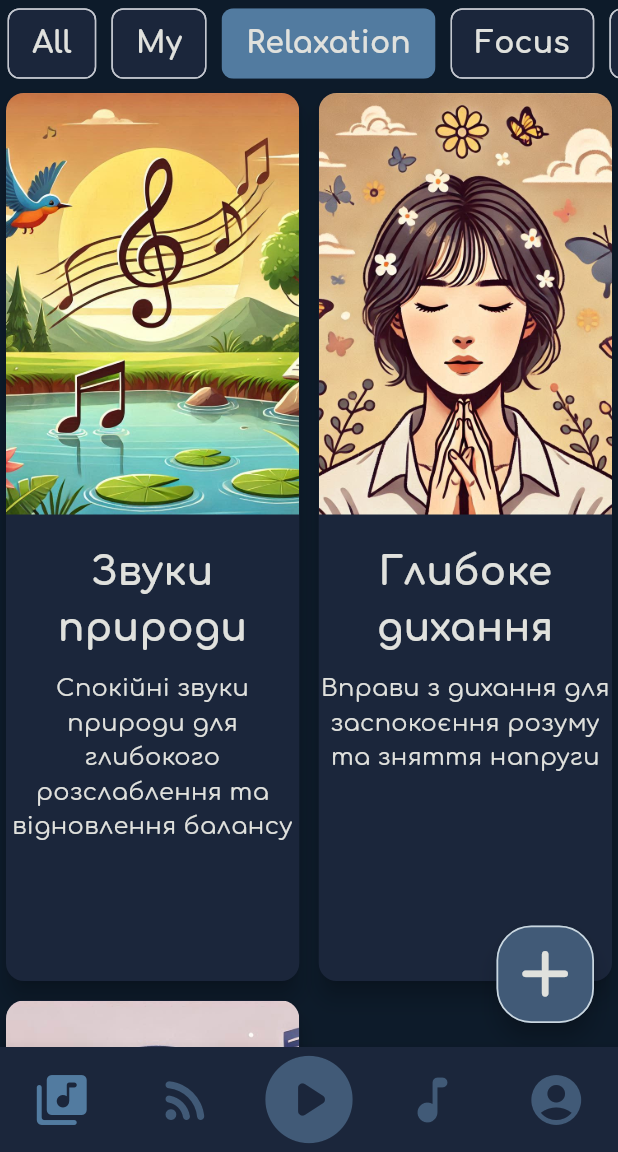
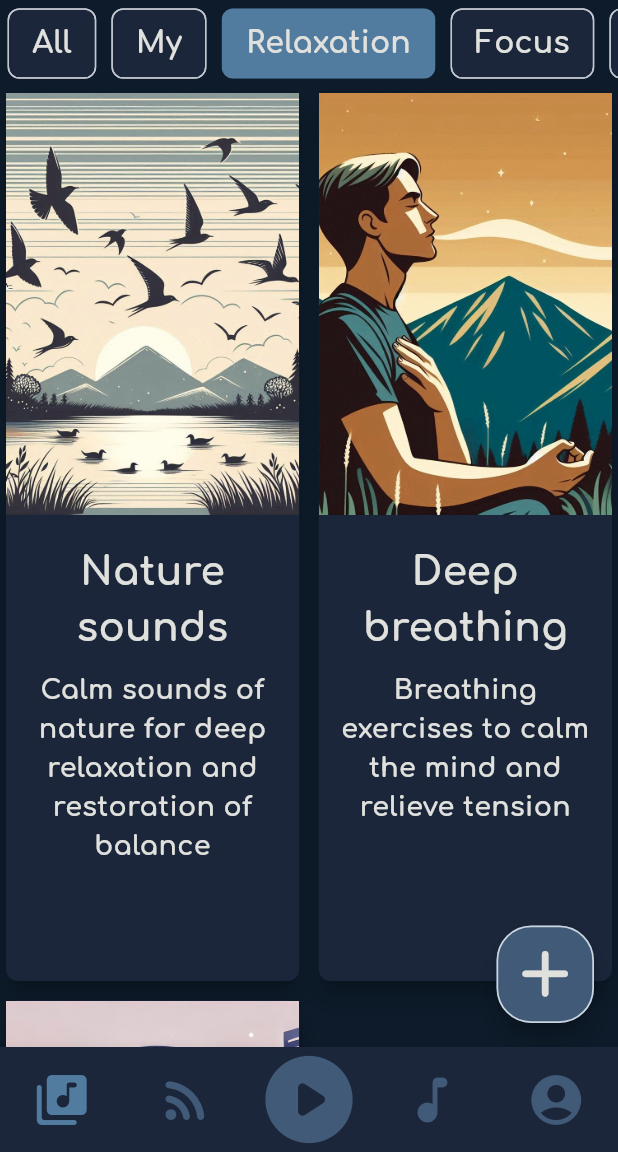
Before and after one commit to Trap-o/FluffyHelpers-Meditation, a Flutter app: the screen it shows once a user with an empty profile is signed in, after a tap on "My", after a tap on "Relaxation", on a phone screen of 412 x 824 dp, the part 84-1236 px from its top. Run offline on Flutter 3.47's test engine with Material 3 defaults, Android fonts, the light colour scheme and no system bars; our stand-ins replace cloud_firestore, firebase_auth, firebase_core, flutter_dotenv, flutter_native_splash, google_sign_in and 6 more; missing offline and left inert: firebase_ui_auth, firebase_ui_localizations, firebase_ui_oauth_google; accounts and stored records are empty.

Commit message:
Finish playlist creator page, some design fixes

```diff
--- a/lib/constants/app_images_paths.dart
+++ b/lib/constants/app_images_paths.dart
@@ -1,5 +1,5 @@
 class AppImagesPaths{
-  static const String plantPicture = 'assets/images/plant_picture.png';
+  static const String welcomePicture = 'assets/images/welcome_picture.png';
   static const String placeholder = 'assets/images/placeholder.jpg';
 
   //#region subCategoriesBackgrounds
--- a/lib/constants/app_text_styles.dart
+++ b/lib/constants/app_text_styles.dart
@@ -81,7 +81,7 @@ class AppTextStyles {
 
   static final TextStyle orderTitle = _base.copyWith(
     color: AppColors.text,
-    fontSize: AppFontSizes.body,
+    fontSize: AppFontSizes.medium,
     fontWeight: FontWeight.bold,
   );
 }
--- a/lib/l10n/app_en.arb
+++ b/lib/l10n/app_en.arb
@@ -73,10 +73,10 @@
             },
             "mainCategory": "{key, select, all{All} my{My} relaxation{Relaxation} focus{Focus} sleep{Sleep} other{}}",
 
-        "@_": {
+        "@_SUB_CATEGORIES": {
             },
-            "": "",
-            "": "",
+            "subCategoryName": "{key, select, nature_sounds{Nature sounds} deep_breathing{Deep breathing} calm_music{Calm music} lofi{Lo-Fi} mindfulness{Mindfulness} white_noise{White noise} asmr{ASMR} other{}}",
+            "subCategoryDesciption": "{key, select, nature_sounds_desc{Calm sounds of nature for deep relaxation and restoration of balance} deep_breathing_desc{Breathing exercises to calm the mind and relieve tension} calm_music_desc{Melodies that promote relaxation and create an atmosphere of harmony} lofi_desc{Light Lo-Fi music to increase concentration and productivity} mindfulness_desc{Sound mindfulness practices to focus on the present moment} white_noise_desc{White noise for falling asleep quickly and resting without disturbances} asmr_desc{Soft sounds and whispers for deep relaxation and stress relief} other{}}",
 
         "@_": {
             },
--- a/lib/l10n/app_localizations.dart
+++ b/lib/l10n/app_localizations.dart
@@ -148,6 +148,18 @@ abstract class AppLocalizations {
   /// In uk, this message translates to:
   /// **'{key, select, all{Все} my{Моє} relaxation{Релаксація} focus{Фокус} sleep{Сон} other{}}'**
   String mainCategory(String key);
+
+  /// No description provided for @subCategoryName.
+  ///
+  /// In uk, this message translates to:
+  /// **'{key, select, nature_sounds{Звуки природи} deep_breathing{Глибоке дихання} calm_music{Спокійна музика} lofi{Lo-Fi} mindfulness{Уважність} white_noise{Білий шум} asmr{ASMR} other{}}'**
+  String subCategoryName(String key);
+
+  /// No description provided for @subCategoryDesciption.
+  ///
+  /// In uk, this message translates to:
+  /// **'{key, select, nature_sounds_desc{Спокійні звуки природи для глибокого розслаблення та відновлення балансу} deep_breathing_desc{Вправи з дихання для заспокоєння розуму та зняття напруги} calm_music_desc{Мелодії, що сприяють релаксації та створюють атмосферу гармонії} lofi_desc{Легка Lo-Fi музика для підвищення концентрації та продуктивності} mindfulness_desc{Звукові практики усвідомленості для зосередженості на теперішньому моменті} white_noise_desc{Білий шум для швидкого засинання та відпочинку без перешкод} asmr_desc{Тихі звуки та шепіт для глибокої релаксації та полегшення стресу} other{}}'**
+  String subCategoryDesciption(String key);
 
   /// No description provided for @chooseImageLabel.
   ///
--- a/lib/l10n/app_localizations_en.dart
+++ b/lib/l10n/app_localizations_en.dart
@@ -42,6 +42,42 @@ class AppLocalizationsEn extends AppLocalizations {
         'relaxation': 'Relaxation',
         'focus': 'Focus',
         'sleep': 'Sleep',
+        'other': '',
+      },
+    );
+    return '$_temp0';
+  }
+
+  @override
+  String subCategoryName(String key) {
+    String _temp0 = intl.Intl.selectLogic(
+      key,
+      {
+        'nature_sounds': 'Nature sounds',
+        'deep_breathing': 'Deep breathing',
+        'calm_music': 'Calm music',
+        'lofi': 'Lo-Fi',
+        'mindfulness': 'Mindfulness',
+        'white_noise': 'White noise',
+        'asmr': 'ASMR',
+        'other': '',
+      },
+    );
+    return '$_temp0';
+  }
+
+  @override
+  String subCategoryDesciption(String key) {
+    String _temp0 = intl.Intl.selectLogic(
+      key,
+      {
+        'nature_sounds_desc': 'Calm sounds of nature for deep relaxation and restoration of balance',
+        'deep_breathing_desc': 'Breathing exercises to calm the mind and relieve tension',
+        'calm_music_desc': 'Melodies that promote relaxation and create an atmosphere of harmony',
+        'lofi_desc': 'Light Lo-Fi music to increase concentration and productivity',
+        'mindfulness_desc': 'Sound mindfulness practices to focus on the present moment',
+        'white_noise_desc': 'White noise for falling asleep quickly and resting without disturbances',
+        'asmr_desc': 'Soft sounds and whispers for deep relaxation and stress relief',
         'other': '',
       },
     );
--- a/lib/l10n/app_uk.arb
+++ b/lib/l10n/app_uk.arb
@@ -45,8 +45,10 @@
             },
             "mainCategory": "{key, select, all{Все} my{Моє} relaxation{Релаксація} focus{Фокус} sleep{Сон} other{}}",
 
-        "@_": {
+        "@_SUB_CATEGORIES": {
             },
+            "subCategoryName": "{key, select, nature_sounds{Звуки природи} deep_breathing{Глибоке дихання} calm_music{Спокійна музика} lofi{Lo-Fi} mindfulness{Уважність} white_noise{Білий шум} asmr{ASMR} other{}}",
+            "subCategoryDesciption": "{key, select, nature_sounds_desc{Спокійні звуки природи для глибокого розслаблення та відновлення балансу} deep_breathing_desc{Вправи з дихання для заспокоєння розуму та зняття напруги} calm_music_desc{Мелодії, що сприяють релаксації та створюють атмосферу гармонії} lofi_desc{Легка Lo-Fi музика для підвищення концентрації та продуктивності} mindfulness_desc{Звукові практики усвідомленості для зосередженості на теперішньому моменті} white_noise_desc{Білий шум для швидкого засинання та відпочинку без перешкод} asmr_desc{Тихі звуки та шепіт для глибокої релаксації та полегшення стресу} other{}}",
 
         "@_": {
             },
--- a/lib/screens/auth_screens/auth.dart
+++ b/lib/screens/auth_screens/auth.dart
@@ -39,7 +39,7 @@ class Auth extends StatelessWidget {
                       AspectRatio(
                         aspectRatio: 1.1,
                         child: Image.asset(
-                          AppImagesPaths.plantPicture,
+                          AppImagesPaths.welcomePicture,
                           height: 300,
                           width: 300,
                         ),
--- a/lib/screens/library/library.dart
+++ b/lib/screens/library/library.dart
@@ -1,3 +1,5 @@
+import 'package:cloud_firestore/cloud_firestore.dart';
+import 'package:firebase_auth/firebase_auth.dart';
 import 'package:fluffyhelpers_meditation/screens/library/widgets/main_category_chips.dart';
 import 'package:fluffyhelpers_meditation/screens/library/widgets/sub_category_grid_view.dart';
 import 'package:flutter/material.dart';
@@ -8,6 +10,7 @@ import '../../l10n/app_localizations.dart';
 import 'dialogs/new_playlist_dialog.dart';
 import 'mocks/main_category.mocks.dart';
 import 'mocks/sub_category.mocks.dart';
+import 'models/main_category.dart';
 import 'models/sub_category.dart';
 
 class Library extends StatefulWidget {
@@ -26,6 +29,7 @@ class _LibraryState extends State<Library> {
   @override
   void initState() {
     super.initState();
+    initLibrary();
     filteredSubCategories = subCategories;
   }
 
@@ -43,11 +47,11 @@ class _LibraryState extends State<Library> {
   void selectCategory(category) => setState(() {
     _selectedCategory = category;
     filteredSubCategories = _selectedCategory == _defaultCategory
-      ? subCategories
-      : subCategories
-      .where((subCategory) =>
-        subCategory.mainCategory.key == _selectedCategory)
-          .toList();
+        ? subCategories
+        : subCategories
+        .where((subCategory) =>
+        subCategory.categories.any((cat) => cat.key == _selectedCategory))
+        .toList();
   });
 
   void showNewPlaylistDialog(BuildContext context) {
@@ -58,6 +62,56 @@ class _LibraryState extends State<Library> {
         return const NewPlaylistDialog();
       },
     );
+  }
+
+  static FirebaseFirestore firestoreInstance = FirebaseFirestore.instance;
+  static var user = FirebaseAuth.instance.currentUser!;
+
+  static Future<List<SubCategory>> getPlaylists() async {
+    QuerySnapshot querySnapshot = await firestoreInstance
+        .collection('playlists')
+        .orderBy('name', descending: true)
+        //.where("userId", isEqualTo: user.uid)
+        .get();
+
+    print('Playlists from Firebase: ${querySnapshot.docs.length}');
+
+    return querySnapshot.docs.map((doc) {
+      Map<String, dynamic> data = doc.data() as Map<String, dynamic>;
+      final List<String> categoryKeys = List<String>.from(data['category']);
+
+      return SubCategory(
+        id: data['id'],
+        name: data['name'],
+        musicList: List<String>.from(data['musicList']),
+        ownerId: data['ownerId'],
+        ownerName: data['ownerName'],
+        categories: categoryKeys
+            .map((key) => mainCategoriesMap[key])
+            .where((cat) => cat != null)
+            .cast<MainCategory>()
+            .toList(),
+        description: data['description'],
+        pathToImage: data['imageUrl'],
+      );
+    }).toList();
+  }
+
+  Future<void> initLibrary() async {
+    final fromFirebase = await getPlaylists();
+    setState(() {
+      var subCategoriesSet = Set.from(subCategories);
+      var categoriesFromFirebase = Set.from(fromFirebase);
+      subCategories = List.from(subCategoriesSet.difference(categoriesFromFirebase));
+      subCategories.addAll(fromFirebase);
+      filteredSubCategories = _selectedCategory == _defaultCategory
+          ? subCategories
+          : subCategories
+          .where((subCategory) =>
+            subCategory.categories.any((cat) => cat.key == _selectedCategory))
+          .toList();
+      _isInitialized = true;
+    });
   }
 
   @override
@@ -89,7 +143,7 @@ class _LibraryState extends State<Library> {
         child:
         RefreshIndicator(
           onRefresh: () async {
-            setState(() {});
+            await initLibrary();
           },
             child: Column(
               crossAxisAlignment: CrossAxisAlignment.center,
--- a/lib/screens/library/models/sub_category.dart
+++ b/lib/screens/library/models/sub_category.dart
@@ -1,10 +1,33 @@
 import 'main_category.dart';
 
 class SubCategory{
+  final String id;
+  final List<String> musicList;
+  final String ownerId;
+  final String ownerName;
   final String name;
-  final MainCategory mainCategory;
+  final List<MainCategory> categories;
   final String description;
   final String pathToImage;
 
-  SubCategory({required this.name, required this.mainCategory, required this.description, required this.pathToImage});
+  SubCategory({
+    required this.id,
+    required this.musicList,
+    required this.ownerId,
+    required this.ownerName,
+    required this.name,
+    required this.categories,
+    required this.description,
+    required this.pathToImage
+  });
+
+  @override
+  bool operator ==(Object other) =>
+      identical(this, other) ||
+          other is SubCategory &&
+              runtimeType == other.runtimeType &&
+              id == other.id;
+
+  @override
+  int get hashCode => id.hashCode;
 }
--- a/lib/screens/library/widgets/sub_category_grid_view.dart
+++ b/lib/screens/library/widgets/sub_category_grid_view.dart
@@ -3,6 +3,7 @@ import 'package:flutter/material.dart';
 import '../../../constants/app_colors.dart';
 import '../../../constants/app_routes.dart';
 import '../../../constants/app_text_styles.dart';
+import '../../../l10n/app_localizations.dart';
 import '../models/sub_category.dart';
 
 class SubCategoriesGridView extends StatelessWidget {
@@ -10,16 +11,48 @@ class SubCategoriesGridView extends StatelessWidget {
 
   const SubCategoriesGridView({super.key, required this.filteredSubCategories});
 
+  String translateSubCategoryName(BuildContext context, String key) {
+    final localizations = AppLocalizations.of(context)!;
+    final knownKeys = {
+      'nature_sounds',
+      'deep_breathing',
+      'calm_music',
+      'lofi',
+      'mindfulness',
+      'white_noise',
+      'asmr',
+    };
+
+    return knownKeys.contains(key) ? localizations.subCategoryName(key) : key;
+  }
+
+  String translateSubCategoryDescription(BuildContext context, String key) {
+    final localizations = AppLocalizations.of(context)!;
+    final knownKeys = {
+      'nature_sounds_desc',
+      'deep_breathing_desc',
+      'calm_music_desc',
+      'lofi_desc',
+      'mindfulness_desc',
+      'white_noise_desc',
+      'asmr_desc',
+    };
+
+    return knownKeys.contains(key)
+        ? localizations.subCategoryDesciption(key)
+        : key;
+  }
+
   @override
   Widget build(BuildContext context) {
+    final localizations = AppLocalizations.of(context)!;
     return Scaffold(
       body: GridView.builder(
           gridDelegate: SliverGridDelegateWithFixedCrossAxisCount(
               crossAxisCount: (MediaQuery.of(context).size.width / 150).floor(),
               crossAxisSpacing: 5,
               mainAxisSpacing: 5,
-          mainAxisExtent: 600
-        ),
+              mainAxisExtent: 600),
           itemCount: filteredSubCategories.length,
           scrollDirection: Axis.vertical,
           itemBuilder: (context, index) {
@@ -31,51 +64,66 @@ class SubCategoriesGridView extends StatelessWidget {
               child: Card(
                 elevation: 6,
                 color: AppColors.secondaryBackground,
+                shape: RoundedRectangleBorder(
+                    borderRadius: BorderRadius.circular(8)),
                 child: Padding(
-                padding: const EdgeInsets.all(0),
+                  padding: const EdgeInsets.all(0.0),
                   child: Column(
-                  crossAxisAlignment: CrossAxisAlignment.stretch,
+                      crossAxisAlignment: CrossAxisAlignment.center,
                       children: [
                         Expanded(
                             flex: 3,
-                      child: ClipRRect(
-                        borderRadius: const BorderRadius.vertical(
-                          top: Radius.circular(12)),
-                        child: Image.asset(
+                            child: SizedBox(
+                              height: MediaQuery.of(context).size.height,
+                              width: MediaQuery.of(context).size.width,
+                              child: filteredSubCategories[index]
+                                      .pathToImage
+                                      .contains("supabase")
+                                  ? Image.network(
                                       filteredSubCategories[index].pathToImage,
-                          fit: BoxFit.cover,
+                                      fit: BoxFit.fitWidth,
+                                    )
+                                  : Image.asset(
+                                      filteredSubCategories[index].pathToImage,
+                                      fit: BoxFit.fitHeight,
                                     ),
-                      )
-                    ),
+                            )),
                         const SizedBox(height: 20),
                         Flexible(
                           flex: 1,
+                          child: Padding(
+                            padding:
+                                const EdgeInsets.symmetric(horizontal: 5),
                             child: Text(
-                        filteredSubCategories[index].name,
+                              translateSubCategoryName(
+                                  context, filteredSubCategories[index].name),
                               style: AppTextStyles.title,
                               textAlign: TextAlign.center,
                               overflow: TextOverflow.fade,
                               softWrap: true,
+                            ),
                           )
                         ),
                         const SizedBox(height: 10),
                         Flexible(
                           flex: 2,
+                          child: Padding(
+                            padding: const EdgeInsets.symmetric(horizontal: 12),
                             child: Text(
-                        filteredSubCategories[index].description,
-                        style: AppTextStyles.body,
+                              translateSubCategoryDescription(context,
+                                  filteredSubCategories[index].description),
+                              style: AppTextStyles.orderTitle,
                               textAlign: TextAlign.center,
                               overflow: TextOverflow.fade,
                               softWrap: true,
-                      )
-                    ),
-                  ]
                             ),
                           ),
                         ),
+                      ]),
+                ),
+              ),
             );
-        }
-      ),
+          }),
     );
   }
 }
```
Also changed, not shown: lib/l10n/app_localizations_uk.dart (+36 -0 lines), lib/screens/playlist_creator/playlist_creator.dart (+6 -5 lines), lib/screens/sub_category_details/sub_category_details.dart (+55 -16 lines), assets/images/subcategories_backgrounds/deep_breathing.jpeg, assets/images/subcategories_backgrounds/nature_sounds.jpeg, assets/images/welcome_picture.png (added), lib/screens/library/mocks/sub_category.mocks.dart, lib/screens/sub_category_details/mocks/playlist_song.mocks.dart, 6 other files. Lines whose indentation alone changed are shown as unchanged.
